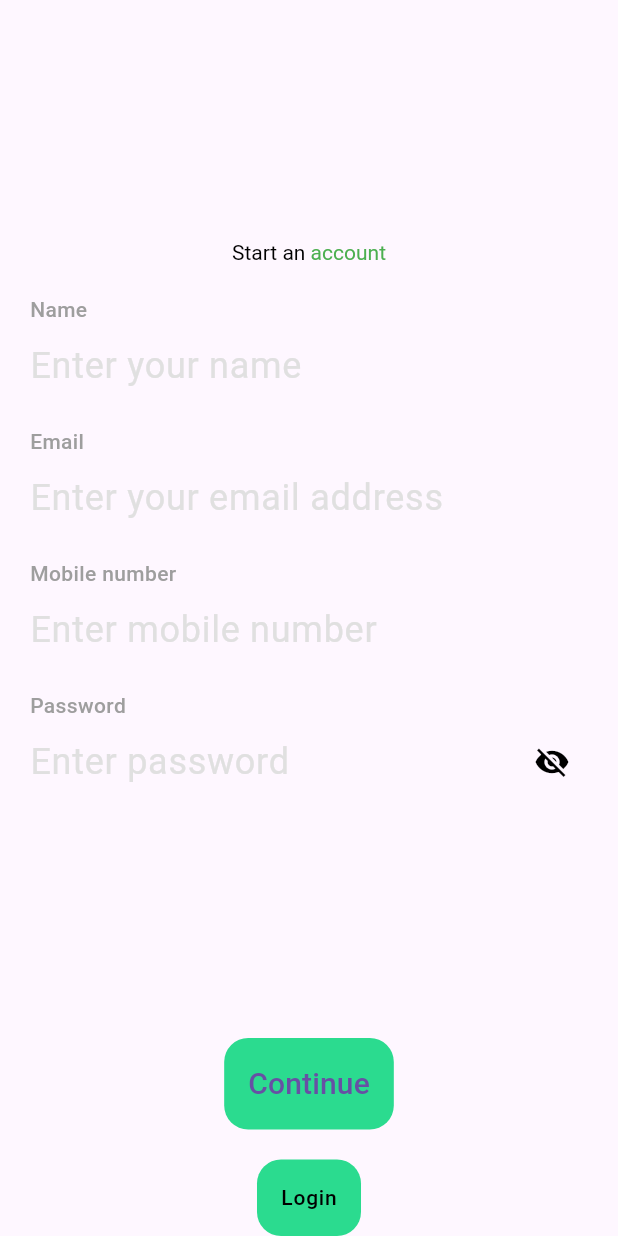
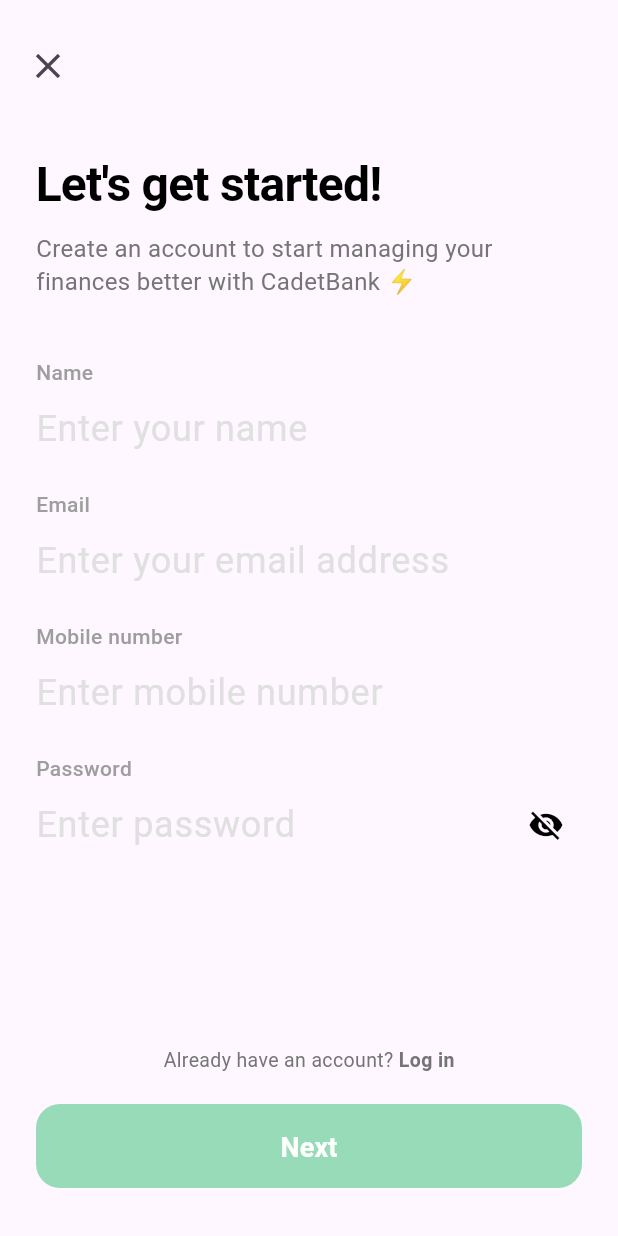
Before and after one commit to bjgeronimo-maya/cadetbank, a Flutter app: the RegistrationScreen screen opened by its route, on a phone screen of 412 x 824 dp. Run offline on Flutter 3.47's test engine with Material 3 defaults, Android fonts, the phone set to English and light mode, and no system bars; our stand-ins replace dio, equatable, flutter_bloc, freezed_annotation, get_it, lottie and 1 more.

Commit message:
feat: match bottom navbar with design

```diff
--- a/lib/presentation/screens/registration/registration_screen.dart
+++ b/lib/presentation/screens/registration/registration_screen.dart
@@ -1,7 +1,5 @@
-
 import 'package:cadetbank/core/navigation/routes.dart';
 import 'package:cadetbank/core/res/values/dimens.dart';
-import 'package:cadetbank/core/res/values/strings.dart';
 import 'package:cadetbank/presentation/screens/registration/widgets/registration_form.dart';
 import 'package:flutter/material.dart';
 
@@ -10,54 +8,112 @@ class RegistrationScreen extends StatelessWidget {
 
   @override
   Widget build(BuildContext context) => Scaffold(
-    body: Center(
+        body: SafeArea(
           child: Padding(
-        padding: const EdgeInsets.symmetric(horizontal: Dimens.s20),
+            padding: const EdgeInsets.symmetric(horizontal: Dimens.s24),
+            child: SingleChildScrollView(
               child: Column(
-          mainAxisSize: MainAxisSize.min,
+                crossAxisAlignment: CrossAxisAlignment.start,
                 children: [
-            RichText(
-              text: const TextSpan(
-                style: TextStyle(color: Colors.black),
-                children: <TextSpan>[
-                  TextSpan(
-                      text: 'Start an '
-                  ),
-                  TextSpan(
-                    style: TextStyle(color: Colors.green),
-                    text: 'account',
-                  ),
-                ],
+                  const SizedBox(height: Dimens.s20),
+
+                  Transform.translate(
+                    offset: const Offset(-16, 0),
+                    child: IconButton(
+                      onPressed: () => Navigator.pop(context),
+                      icon: const Icon(Icons.close, size: 28),
+                      padding: EdgeInsets.zero,
+                      constraints: const BoxConstraints(),
+                      alignment: Alignment.centerLeft,
                     ),
                   ),
 
-            const SizedBox(height: Dimens.s20),
+                  const SizedBox(height: Dimens.s32),
+
+                  // Big Title
+                  const Text(
+                    "Let's get started!",
+                    style: TextStyle(
+                      fontSize: 32,
+                      fontWeight: FontWeight.bold,
+                      color: Colors.black,
+                      letterSpacing: -0.5,
+                    ),
+                  ),
+
+                  const SizedBox(height: Dimens.s8),
+
+                  // Small Description
+                  Text(
+                    "Create an account to start managing your finances better with CadetBank ⚡",
+                    style: TextStyle(
+                      fontSize: 16,
+                      color: Colors.grey.shade600,
+                      height: 1.4,
+                    ),
+                  ),
+
+                  const SizedBox(height: Dimens.s40),
 
                   const RegistrationForm(),
                 ],
               ),
             ),
           ),
-    bottomNavigationBar: Column(
+        ),
+        bottomNavigationBar: Padding(
+          padding:
+              const EdgeInsets.fromLTRB(Dimens.s24, 0, Dimens.s24, Dimens.s32),
+          child: Column(
             mainAxisSize: MainAxisSize.min,
             children: [
-        ElevatedButton(
-          onPressed: () {},
-          child: const Text(Strings.kContinue),
+              GestureDetector(
+                onTap: () {
+                  Navigator.pushReplacementNamed(context, Routes.login);
+                },
+                child: Text.rich(
+                  TextSpan(
+                    text: "Already have an account? ",
+                    style: TextStyle(
+                      fontSize: 13,
+                      color: Colors.grey.shade600,
+                    ),
+                    children: const [
+                      TextSpan(
+                        text: "Log in",
+                        style: TextStyle(
+                          fontWeight: FontWeight.bold,
+                        ),
+                      ),
+                    ],
+                  ),
+                ),
               ),
 
               const SizedBox(height: Dimens.s20),
 
-        ElevatedButton(
-          onPressed: () {
-            Navigator.pushReplacementNamed(context, Routes.login);
-          },
-          child: Text(
-            Strings.login,
-            style: Theme.of(context).textTheme.labelMedium,
+              // Next button
+              SizedBox(
+                width: double.infinity,
+                height: 56,
+                child: ElevatedButton(
+                  onPressed: () {},
+                  style: ElevatedButton.styleFrom(
+                    backgroundColor: const Color(0xFF98DBB8),
+                    foregroundColor: Colors.white,
+                    elevation: 0,
+                    shape: RoundedRectangleBorder(
+                      borderRadius: BorderRadius.circular(16),
                     ),
-        )
+                  ),
+                  child: const Text(
+                    "Next",
+                    style: TextStyle(fontSize: 18, fontWeight: FontWeight.bold),
+                  ),
+                ),
+              ),
             ],
-    )
+          ),
+        ),
       );
 }
```
Lines whose indentation alone changed are shown as unchanged.
